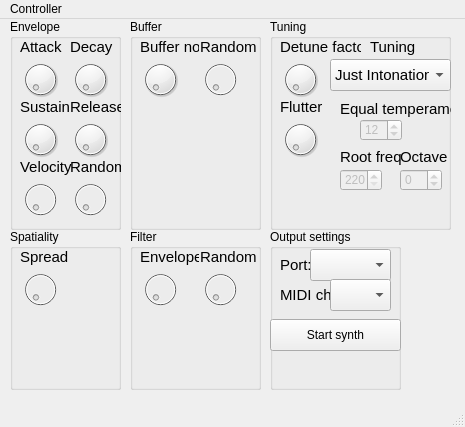
Qt form Controller/src/synthcontroller.ui (kj-jondell/Diabetes-Synth) before a commit.
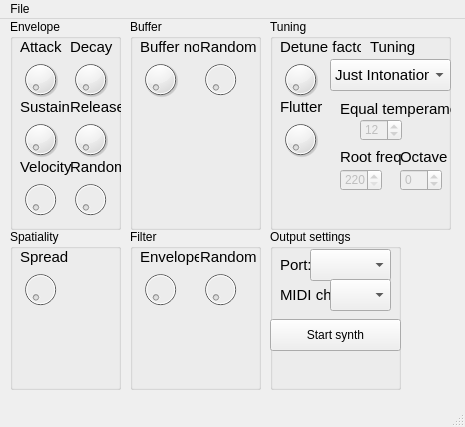
The same form after that commit.

What changed in the file:
```diff
--- a/Controller/src/synthcontroller.ui
+++ b/Controller/src/synthcontroller.ui
@@ -809,7 +809,7 @@
    </property>
    <widget class="QMenu" name="menuController">
     <property name="title">
-     <string>Controller</string>
+     <string>File</string>
     </property>
     <addaction name="actionOpen_Converter"/>
     <addaction name="actionOpen_settings"/>
```
Left out of the diff: 10 changed lines with no effect on the pictures.
